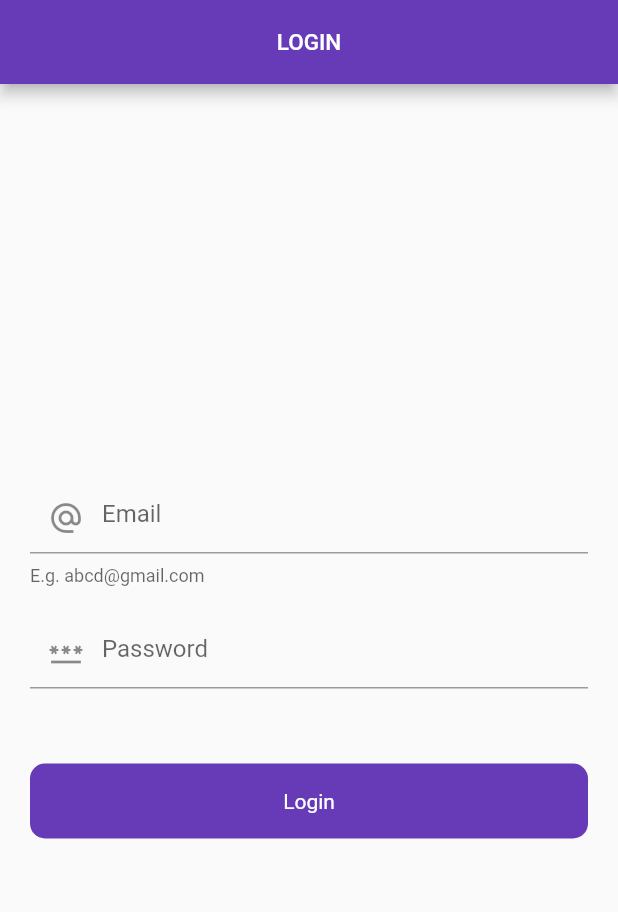
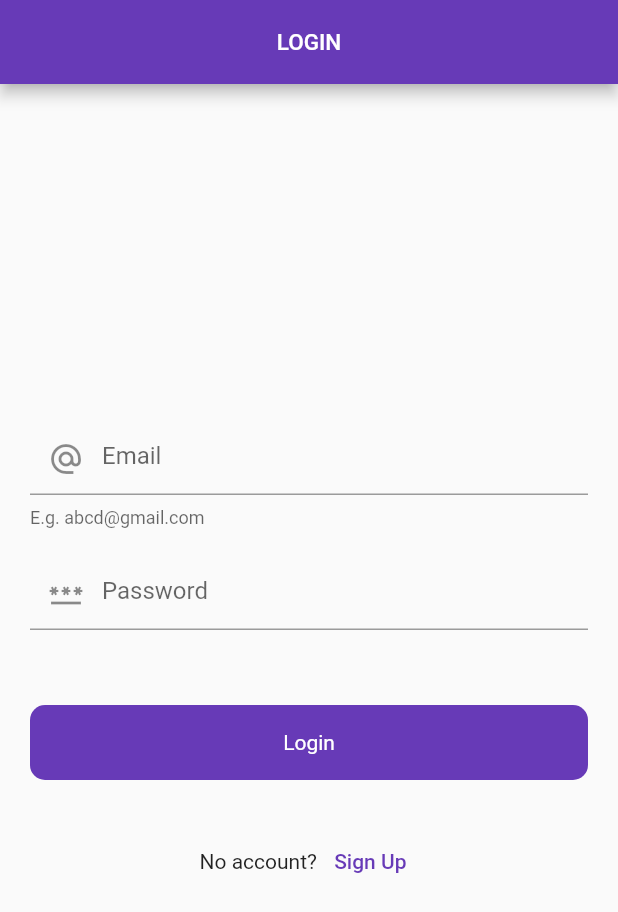
Before and after one commit to praneshp1org/firebase-integration-in-flutter-app, a Flutter app: the screen it shows after launch, on a phone screen of 412 x 824 dp. Shown: the top 912 px of the screen. Run offline on Flutter 3.47's test engine with Material 2 defaults, Android fonts, the phone set to English and light mode, and no system bars; our stand-ins replace firebase_auth, firebase_core, get; accounts and stored records are empty.

Commit message:
some minor change

```diff
--- a/lib/ui/auth/login_screen.dart
+++ b/lib/ui/auth/login_screen.dart
@@ -91,6 +91,19 @@ class _LoginScreenState extends State<LoginScreen> {
                   );
                 }
               }),
+            ),
+            SizedBox(
+              height: 30,
+            ),
+            Row(
+              mainAxisAlignment: MainAxisAlignment.center,
+              children: [
+                Text('No account? '),
+                // SizedBox(
+                //   width: 5,
+                // ),
+                TextButton(onPressed: () {}, child: Text('Sign Up')),
+              ],
             )
           ],
         ),
```
